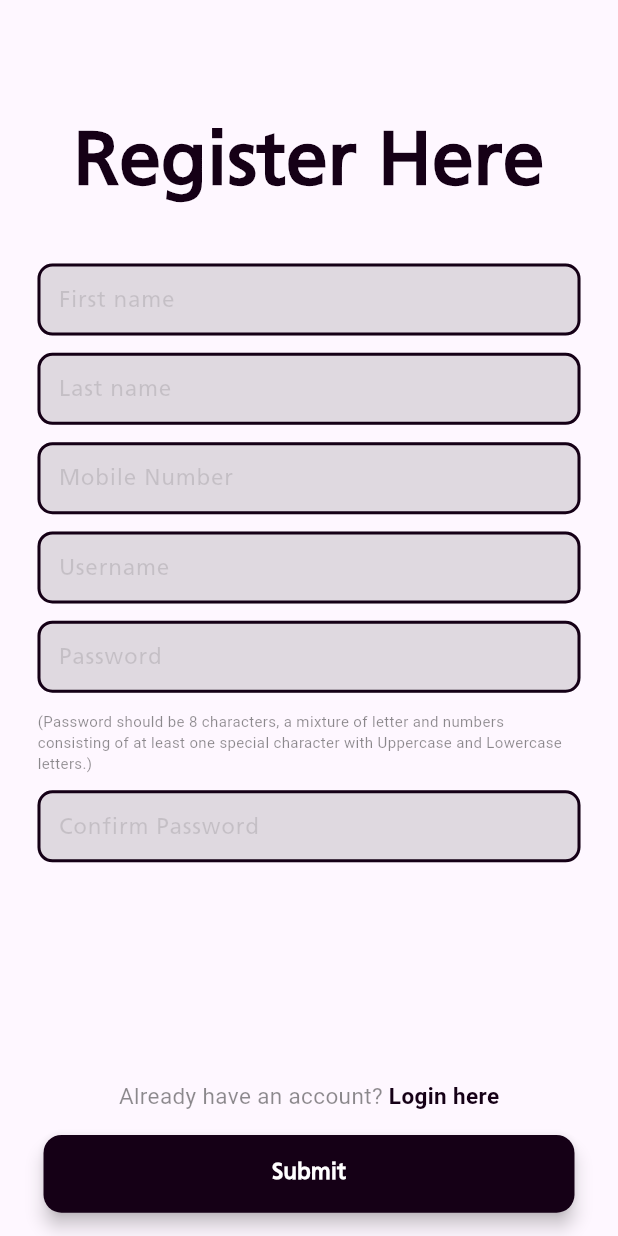
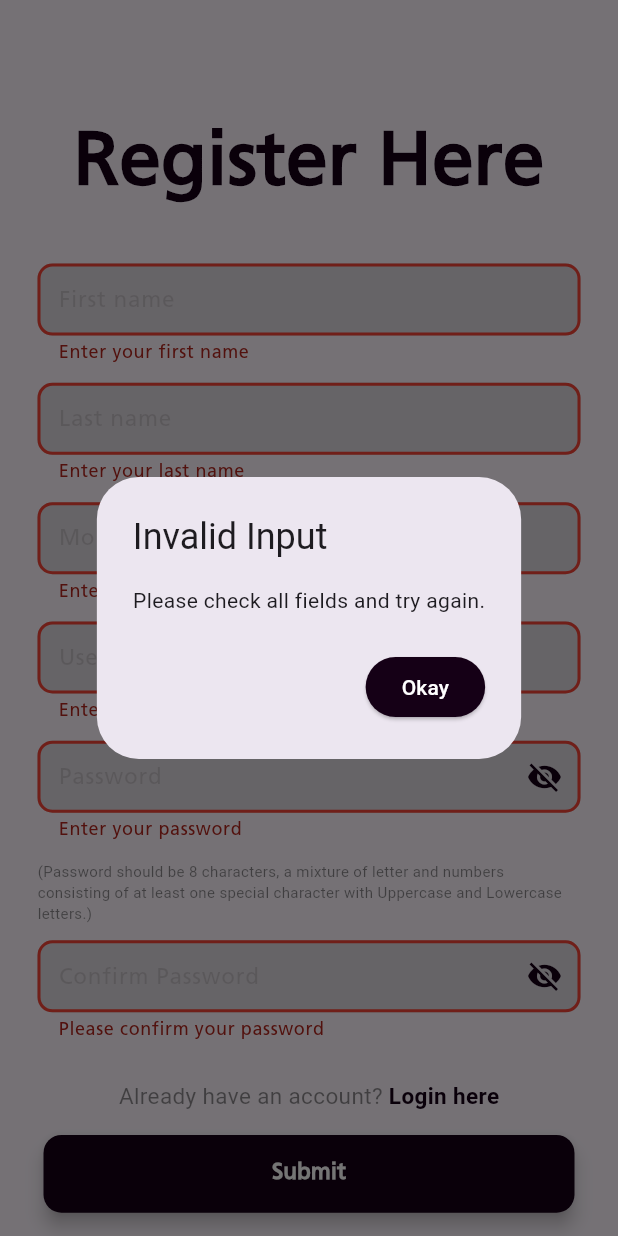
Before and after one commit to gabrieljoshp/eugenio_mobprog, a Flutter app: the RegisterScreen screen opened by its route, after a tap on "Submit", on a phone screen of 412 x 824 dp. Run offline on Flutter 3.47's test engine with Material 3 defaults, Android fonts, the phone set to English and light mode, and no system bars; our stand-ins replace flutter_screenutil.

Commit message:
Laboratory Act 5 Finished Enhancements

```diff
--- a/lib/main.dart
+++ b/lib/main.dart
@@ -4,6 +4,7 @@ import 'package:flutter_screenutil/flutter_screenutil.dart';
 import 'screens/home_screen.dart';
 import 'screens/newsfeed_screen.dart';
 import 'screens/register_screen.dart';
+import 'screens/profile_screen.dart';
 
 void main() {
   runApp(const MainApp());
@@ -22,12 +23,13 @@ class MainApp extends StatelessWidget {
         return MaterialApp(
           debugShowCheckedModeBanner: false,
           title: 'Facebook Replication',
-          initialRoute: '/home',
+          initialRoute: '/login',
           routes: {
             '/newsfeed': (context) => const NewsFeedScreen(),
             '/home': (context) => const HomeScreen(),
             '/login': (context) => const LogInScreen(),
             '/register': (context) => const RegisterScreen(),
+            '/profile': (context) => const ProfileScreen(),
           },
         );
       },
--- a/lib/screens/home_screen.dart
+++ b/lib/screens/home_screen.dart
@@ -18,6 +18,8 @@ class _HomeScreenState extends State<HomeScreen> {
   int _selectedIndex = 0;
   final PageController _pageController = PageController();
 
+  String? username;
+
   String _getAppBarTitle() {
     switch (_selectedIndex) {
       case 0:
@@ -25,7 +27,7 @@ class _HomeScreenState extends State<HomeScreen> {
       case 1:
         return 'Notifications';
       case 2:
-        return 'Gabriel Josh Eugenio';
+        return username ?? 'Profile';
       default:
         return 'MukhangLibro';
     }
@@ -33,6 +35,7 @@ class _HomeScreenState extends State<HomeScreen> {
 
   @override
   Widget build(BuildContext context) {
+    username ??= ModalRoute.of(context)?.settings.arguments as String?;
     return Scaffold(
       appBar: AppBar(
         shadowColor: FB_TEXT_COLOR_WHITE,
--- a/lib/screens/register_screen.dart
+++ b/lib/screens/register_screen.dart
@@ -21,9 +21,94 @@ class _RegisterScreenState extends State<RegisterScreen> {
   TextEditingController usernameController = TextEditingController();
   TextEditingController passwordController = TextEditingController();
   TextEditingController confirmpasswordController = TextEditingController();
+  final _formKey = GlobalKey<FormState>();
 
-  void register() {
-    //TODO: Create your own validation
+  // Validation methods
+  String? _validateFirstName(String? value) {
+    if (value == null || value.isEmpty) {
+      return 'Enter your first name';
+    }
+    if (value.length < 2) {
+      return 'First name must be at least 2 characters';
+    }
+    return null;
+  }
+
+  String? _validateLastName(String? value) {
+    if (value == null || value.isEmpty) {
+      return 'Enter your last name';
+    }
+    if (value.length < 2) {
+      return 'Last name must be at least 2 characters';
+    }
+    return null;
+  }
+
+  String? _validateMobileNumber(String? value) {
+    if (value == null || value.isEmpty) {
+      return 'Enter your mobile number';
+    }
+    if (value.length < 10) {
+      return 'Mobile number must be at least 10 digits';
+    }
+    return null;
+  }
+
+  String? _validatePassword(String? value) {
+    if (value == null || value.isEmpty) {
+      return 'Enter your password';
+    }
+    if (value.length < 8) {
+      return 'Password must be at least 8 characters';
+    }
+    // Check for uppercase, lowercase, number, and special character
+    if (!RegExp(r'[A-Z]').hasMatch(value)) {
+      return 'Password must contain at least one uppercase letter';
+    }
+    if (!RegExp(r'[a-z]').hasMatch(value)) {
+      return 'Password must contain at least one lowercase letter';
+    }
+    if (!RegExp(r'[0-9]').hasMatch(value)) {
+      return 'Password must contain at least one number';
+    }
+    if (!RegExp(r'[!@#$%^&*(),.?":{}|<>]').hasMatch(value)) {
+      return 'Password must contain at least one special character';
+    }
+    return null;
+  }
+
+  String? _validateConfirmPassword(String? value) {
+    if (value == null || value.isEmpty) {
+      return 'Please confirm your password';
+    }
+    if (value != passwordController.text) {
+      return 'Passwords do not match';
+    }
+    return null;
+  }
+
+  void _handleRegister() {
+    if (_formKey.currentState!.validate()) {
+      _formKey.currentState!.save();
+
+      final fullName = '${firstnameController.text} ${lastnameController.text}';
+
+      customDialog(
+        context,
+        title: 'Registration Successful',
+        content: 'Welcome, $fullName! Your account has been created.',
+      ).then((_) {
+        // Navigate to login screen after dialog
+        Navigator.popAndPushNamed(context, '/login');
+      });
+    } else {
+      // Show validation error dialog
+      customDialog(
+        context,
+        title: 'Invalid Input',
+        content: 'Please check all fields and try again.',
+      );
+    }
   }
 
   @override
@@ -39,6 +124,8 @@ class _RegisterScreenState extends State<RegisterScreen> {
             ScreenUtil().setWidth(25),
             ScreenUtil().setHeight(10),
           ),
+          child: Form(
+            key: _formKey,
             child: Column(
               children: [
                 SizedBox(height: ScreenUtil().setHeight(25)),
@@ -52,10 +139,10 @@ class _RegisterScreenState extends State<RegisterScreen> {
                 CustomTextFormField(
                   height: ScreenUtil().setHeight(10),
                   width: ScreenUtil().setWidth(10),
-                onSaved: null,
-                fontColor: null,
+                  onSaved: (value) => firstnameController.text = value!,
+                  fontColor: FB_DARK_PRIMARY,
                   hintText: 'First name',
-                validator: (value) => null,
+                  validator: _validateFirstName,
                   hintTextSize: ScreenUtil().setSp(15),
                   fontSize: ScreenUtil().setSp(15),
                   controller: firstnameController,
@@ -64,10 +151,10 @@ class _RegisterScreenState extends State<RegisterScreen> {
                 CustomTextFormField(
                   height: ScreenUtil().setHeight(10),
                   width: ScreenUtil().setWidth(10),
-                onSaved: null,
-                fontColor: null,
+                  onSaved: (value) => lastnameController.text = value!,
+                  fontColor: FB_DARK_PRIMARY,
                   hintText: 'Last name',
-                validator: (value) => null,
+                  validator: _validateLastName,
                   hintTextSize: ScreenUtil().setSp(15),
                   fontSize: ScreenUtil().setSp(15),
                   controller: lastnameController,
@@ -78,10 +165,10 @@ class _RegisterScreenState extends State<RegisterScreen> {
                   keyboardType: TextInputType.number,
                   height: ScreenUtil().setHeight(10),
                   width: ScreenUtil().setWidth(10),
-                onSaved: null,
-                fontColor: null,
+                  onSaved: (value) => mobilenumController.text = value!,
+                  fontColor: FB_DARK_PRIMARY,
                   hintText: 'Mobile Number',
-                validator: (value) => null,
+                  validator: _validateMobileNumber,
                   hintTextSize: ScreenUtil().setSp(15),
                   fontSize: ScreenUtil().setSp(15),
                   controller: mobilenumController,
@@ -90,10 +177,18 @@ class _RegisterScreenState extends State<RegisterScreen> {
                 CustomTextFormField(
                   height: ScreenUtil().setHeight(10),
                   width: ScreenUtil().setWidth(10),
-                onSaved: null,
-                fontColor: null,
+                  onSaved: (value) => usernameController.text = value!,
+                  fontColor: FB_DARK_PRIMARY,
                   hintText: 'Username',
-                validator: (value) => null,
+                  validator: (value) {
+                    if (value == null || value.isEmpty) {
+                      return 'Enter your username';
+                    }
+                    if (value.length < 4) {
+                      return 'Username must be at least 4 characters';
+                    }
+                    return null;
+                  },
                   hintTextSize: ScreenUtil().setSp(15),
                   fontSize: ScreenUtil().setSp(15),
                   controller: usernameController,
@@ -103,10 +198,10 @@ class _RegisterScreenState extends State<RegisterScreen> {
                   isObscure: true,
                   height: ScreenUtil().setHeight(10),
                   width: ScreenUtil().setWidth(10),
-                onSaved: null,
-                fontColor: null,
+                  onSaved: (value) => passwordController.text = value!,
+                  fontColor: FB_DARK_PRIMARY,
                   hintText: 'Password',
-                validator: (value) => null,
+                  validator: _validatePassword,
                   hintTextSize: ScreenUtil().setSp(15),
                   fontSize: ScreenUtil().setSp(15),
                   controller: passwordController,
@@ -125,9 +220,9 @@ class _RegisterScreenState extends State<RegisterScreen> {
                   hintText: 'Confirm Password',
                   height: ScreenUtil().setHeight(10),
                   width: ScreenUtil().setWidth(10),
-                onSaved: null,
-                fontColor: null,
-                validator: (value) => null,
+                  onSaved: (value) => confirmpasswordController.text = value!,
+                  fontColor: FB_DARK_PRIMARY,
+                  validator: _validateConfirmPassword,
                   hintTextSize: ScreenUtil().setSp(15),
                   fontSize: ScreenUtil().setSp(15),
                   controller: confirmpasswordController,
@@ -137,7 +232,7 @@ class _RegisterScreenState extends State<RegisterScreen> {
                   mainAxisAlignment: MainAxisAlignment.center,
                   children: [
                     Text(
-                    'Already have an account? ',
+                      "Already have an account? ",
                       style: TextStyle(
                         color: Colors.black45,
                         fontSize: ScreenUtil().setSp(15),
@@ -158,7 +253,7 @@ class _RegisterScreenState extends State<RegisterScreen> {
                 ),
                 SizedBox(height: ScreenUtil().setHeight(10)),
                 CustomInkwellButton(
-                onTap: () => register(),
+                  onTap: _handleRegister,
                   height: ScreenUtil().setHeight(45),
                   width: ScreenUtil().screenWidth,
                   fontSize: ScreenUtil().setSp(15),
@@ -169,6 +264,7 @@ class _RegisterScreenState extends State<RegisterScreen> {
             ),
           ),
         ),
+      ),
     );
   }
 }
--- a/lib/widgets/custom_dialogs.dart
+++ b/lib/widgets/custom_dialogs.dart
@@ -1,28 +1,31 @@
 import 'package:flutter/material.dart';
 import '../constants.dart';
 
-customDialog(BuildContext context, {required title, required content}) {
-  AlertDialog alertDialog = AlertDialog(
+Future<void> customDialog(
+  BuildContext context, {
+  required String title,
+  required String content,
+}) {
+  return showDialog(
+    context: context,
+    barrierDismissible: false, // user must tap Okay
+    builder: (BuildContext context) {
+      return AlertDialog(
         title: Text(title),
         content: Text(content),
         actions: <Widget>[
           ElevatedButton(
-        child: Text('Okay'),
             style: ElevatedButton.styleFrom(
               backgroundColor: FB_DARK_PRIMARY,
               foregroundColor: Colors.white,
             ),
             onPressed: () {
-          Navigator.of(context).pop();
+              Navigator.of(context).pop(); // completes the Future
             },
+            child: const Text('Okay'),
           ),
         ],
       );
-
-  showDialog(
-    context: context,
-    builder: (BuildContext context) {
-      return alertDialog;
     },
   );
 }
--- a/lib/widgets/custom_textformfield.dart
+++ b/lib/widgets/custom_textformfield.dart
@@ -6,7 +6,7 @@ import '../constants.dart';
 import 'package:flutter/material.dart';
 
 // ignore: must_be_immutable
-class CustomTextFormField extends StatelessWidget {
+class CustomTextFormField extends StatefulWidget {
   CustomTextFormField({
     super.key,
     required this.validator,
@@ -38,17 +38,41 @@ class CustomTextFormField extends StatelessWidget {
   int maxLength;
 
   @override
+  State<CustomTextFormField> createState() => _CustomTextFormFieldState();
+}
+
+class _CustomTextFormFieldState extends State<CustomTextFormField> {
+  late bool _obscureText;
+
+  @override
+  void initState() {
+    super.initState();
+    _obscureText = widget.isObscure;
+  }
+
+  void _togglePasswordVisibility() {
+    setState(() {
+      _obscureText = !_obscureText;
+    });
+  }
+
+  @override
   Widget build(BuildContext context) {
     return TextFormField(
-      validator: validator,
-      onSaved: onSaved,
-      controller: controller,
-      obscureText: isObscure,
-      keyboardType: keyboardType,
-      inputFormatters: [LengthLimitingTextInputFormatter(maxLength)],
-      style: TextStyle(fontSize: fontSize, color: fontColor),
+      validator: widget.validator,
+      onSaved: widget.onSaved,
+      controller: widget.controller,
+      obscureText: _obscureText,
+      keyboardType: widget.keyboardType,
+      inputFormatters: [LengthLimitingTextInputFormatter(widget.maxLength)],
+      style: TextStyle(fontSize: widget.fontSize, color: widget.fontColor),
       decoration: InputDecoration(
-        contentPadding: EdgeInsets.fromLTRB(width, height, width, height),
+        contentPadding: EdgeInsets.fromLTRB(
+          widget.width,
+          widget.height,
+          widget.width,
+          widget.height,
+        ),
         focusColor: Colors.black12,
         enabledBorder: const OutlineInputBorder(
           borderSide: BorderSide(color: FB_DARK_PRIMARY, width: 2),
@@ -70,11 +94,20 @@ class CustomTextFormField extends StatelessWidget {
         filled: true,
         hintStyle: TextStyle(
           color: Colors.black12,
-          fontSize: hintTextSize,
+          fontSize: widget.hintTextSize,
           fontFamily: 'Frutiger',
         ),
-        hintText: hintText,
-        fillColor: fillColor,
+        hintText: widget.hintText,
+        fillColor: widget.fillColor,
+        suffixIcon: widget.isObscure
+            ? IconButton(
+                icon: Icon(
+                  _obscureText ? Icons.visibility_off : Icons.visibility,
+                  color: FB_DARK_PRIMARY,
+                ),
+                onPressed: _togglePasswordVisibility,
+              )
+            : null,
       ),
     );
   }
```
Also changed, not shown: lib/screens/login_screen.dart (+54 -11 lines). Lines whose indentation alone changed are shown as unchanged.
